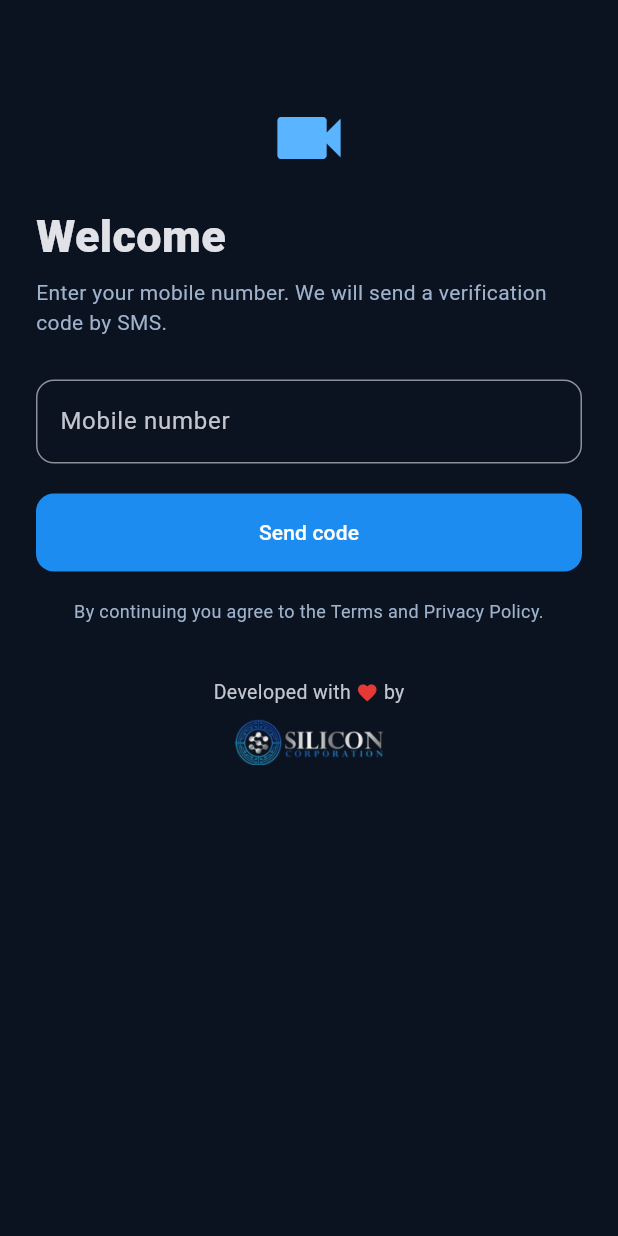
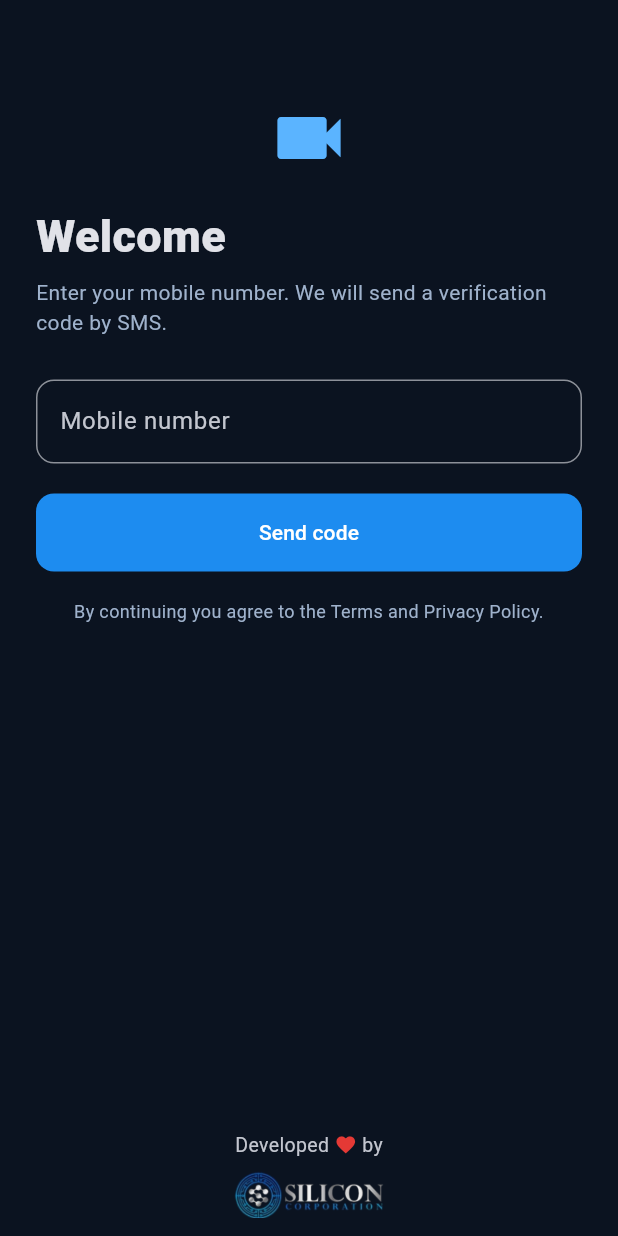
Before and after one commit to 93stark/cctv, a Flutter app: the screen it shows after launch, on a phone screen of 412 x 824 dp. Run offline on Flutter 3.47's test engine with Material 3 defaults, Android fonts, the phone set to English and light mode, and no system bars; our stand-ins replace cached_network_image, dio, flutter_riverpod, flutter_secure_storage, go_router, image_picker and 5 more; network calls fail.

Commit message:
Login: footer pinned to bottom (hidden with keyboard); text now 'Developed (heart) by' without 'with'
Co-Authored-By: Claude Sonnet 5.5 <noreply@anthropic.com>
Claude-Session: https://claude.ai/code/session_01UGgdNtF9VYQAPgvziCr5mN

```diff
--- a/mobile_app/lib/features/auth.dart
+++ b/mobile_app/lib/features/auth.dart
@@ -42,7 +42,17 @@ class _LoginState extends ConsumerState<LoginScreen> {
   Widget build(BuildContext context) {
     return Scaffold(
       body: SafeArea(
-        child: ListView(padding: const EdgeInsets.all(24), children: [
+        child: Column(children: [
+          Expanded(child: _form(context)),
+          // Pinned to the bottom like a footer; hidden while the keyboard is open so it never crowds the field.
+          if (MediaQuery.of(context).viewInsets.bottom == 0) const BrandFooter(),
+        ]),
+      ),
+    );
+  }
+
+  Widget _form(BuildContext context) {
+    return ListView(padding: const EdgeInsets.all(24), children: [
           const SizedBox(height: 40),
           const Icon(Icons.videocam, size: 56, color: Color(0xFF5BB4FF)),
           const SizedBox(height: 16),
@@ -62,11 +72,7 @@ class _LoginState extends ConsumerState<LoginScreen> {
           FilledButton(onPressed: _busy ? null : _send, child: _busy ? const SizedBox(height: 22, width: 22, child: CircularProgressIndicator(strokeWidth: 2)) : const Text('Send code')),
           const SizedBox(height: 18),
           const Text('By continuing you agree to the Terms and Privacy Policy.', textAlign: TextAlign.center, style: TextStyle(fontSize: 12, color: Color(0xFF9FB2CC))),
-          const SizedBox(height: 24),
-          const BrandFooter(),
-        ]),
-      ),
-    );
+        ]);
   }
 }
 
--- a/mobile_app/lib/features/widgets.dart
+++ b/mobile_app/lib/features/widgets.dart
@@ -66,7 +66,7 @@ class BrandFooter extends StatelessWidget {
       padding: const EdgeInsets.symmetric(vertical: 12),
       child: Column(mainAxisSize: MainAxisSize.min, children: [
         Row(mainAxisAlignment: MainAxisAlignment.center, children: [
-          Text('Developed with ', style: TextStyle(color: muted, fontSize: 13)),
+          Text('Developed ', style: TextStyle(color: muted, fontSize: 13)),
           const Icon(Icons.favorite, color: Color(0xFFE53935), size: 15),
           Text(' by', style: TextStyle(color: muted, fontSize: 13)),
         ]),
```
